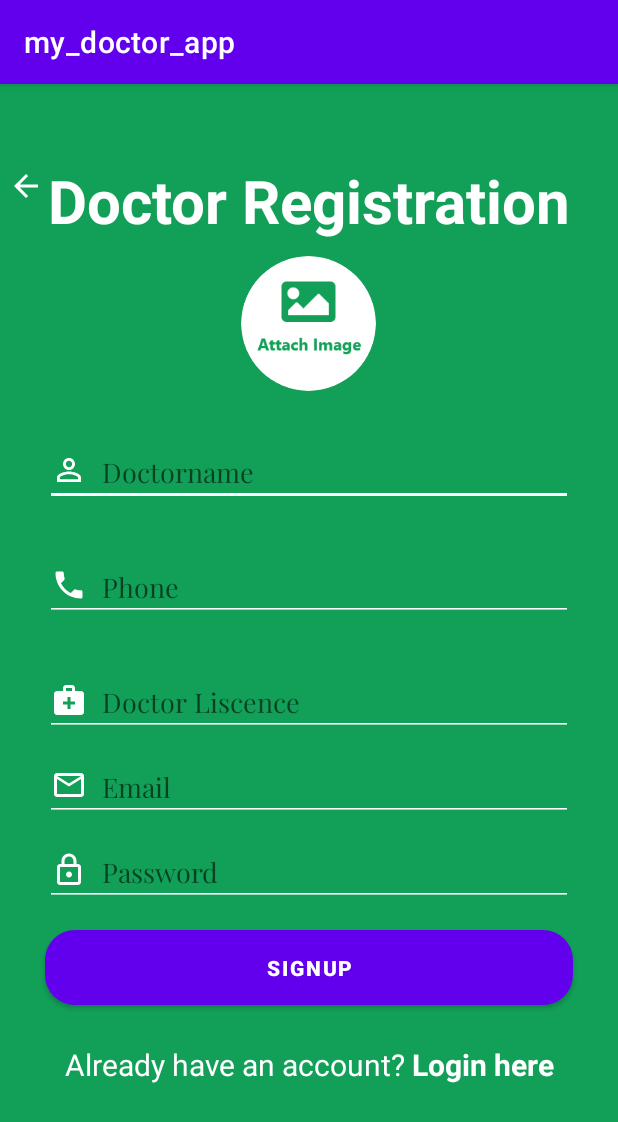
After one commit to ROBERT1830/MY_DOCTOR_APP, an Android app: the DoctorSignUpActivity screen opened directly, with no data from a screen before it, on a phone screen of 412 x 824 dp. The commit adds this screen. Shown: the top 1122 px of the screen. Run offline under Robolectric (Android 15) with nearby library versions, the phone set to English and light mode, and no system bars; our stand-ins replace CircleImageView.

Commit message:
1-We designed the DoctorSignUpActivity.kt and the PatientSignUpActivity.kt

```diff
--- a/app/src/main/AndroidManifest.xml
+++ b/app/src/main/AndroidManifest.xml
@@ -17,6 +17,12 @@
         android:roundIcon="@mipmap/ic_launcher_round"
         android:supportsRtl="true"
         android:theme="@style/Theme.My_doctor_app">
+        <activity
+            android:name=".ui.PatientSignUpActivity"
+            android:exported="false" />
+        <activity
+            android:name=".ui.DoctorSignUpActivity"
+            android:exported="false" />
         <activity
             android:name=".ui.SignUpChooseUsrActivity"
             android:exported="false" />
--- /dev/null
+++ b/app/src/main/java/com/robertconstantindinescu/my_doctor_app/ui/DoctorSignUpActivity.kt
@@ -0,0 +1,12 @@
+package com.robertconstantindinescu.my_doctor_app.ui
+
+import androidx.appcompat.app.AppCompatActivity
+import android.os.Bundle
+import com.robertconstantindinescu.my_doctor_app.R
+
+class DoctorSignUpActivity : AppCompatActivity() {
+    override fun onCreate(savedInstanceState: Bundle?) {
+        super.onCreate(savedInstanceState)
+        setContentView(R.layout.activity_doctor_sign_up)
+    }
+}
--- /dev/null
+++ b/app/src/main/res/drawable/ic_medical_services.xml
@@ -0,0 +1,10 @@
+<vector xmlns:android="http://schemas.android.com/apk/res/android"
+    android:width="24dp"
+    android:height="24dp"
+    android:viewportWidth="24"
+    android:viewportHeight="24"
+    android:tint="?attr/colorControlNormal">
+  <path
+      android:fillColor="@android:color/white"
+      android:pathData="M20,6h-4V4c0,-1.1 -0.9,-2 -2,-2h-4C8.9,2 8,2.9 8,4v2H4C2.9,6 2,6.9 2,8v12c0,1.1 0.9,2 2,2h16c1.1,0 2,-0.9 2,-2V8C22,6.9 21.1,6 20,6zM10,4h4v2h-4V4zM16,15h-3v3h-2v-3H8v-2h3v-3h2v3h3V15z"/>
+</vector>
--- /dev/null
+++ b/app/src/main/res/drawable/ic_phone.xml
@@ -0,0 +1,10 @@
+<vector xmlns:android="http://schemas.android.com/apk/res/android"
+    android:width="24dp"
+    android:height="24dp"
+    android:viewportWidth="24"
+    android:viewportHeight="24"
+    android:tint="?attr/colorControlNormal">
+  <path
+      android:fillColor="@android:color/white"
+      android:pathData="M6.62,10.79c1.44,2.83 3.76,5.14 6.59,6.59l2.2,-2.2c0.27,-0.27 0.67,-0.36 1.02,-0.24 1.12,0.37 2.33,0.57 3.57,0.57 0.55,0 1,0.45 1,1V20c0,0.55 -0.45,1 -1,1 -9.39,0 -17,-7.61 -17,-17 0,-0.55 0.45,-1 1,-1h3.5c0.55,0 1,0.45 1,1 0,1.25 0.2,2.45 0.57,3.57 0.11,0.35 0.03,0.74 -0.25,1.02l-2.2,2.2z"/>
+</vector>
--- /dev/null
+++ b/app/src/main/res/layout/activity_doctor_sign_up.xml
@@ -0,0 +1,169 @@
+<?xml version="1.0" encoding="utf-8"?>
+<RelativeLayout xmlns:android="http://schemas.android.com/apk/res/android"
+    xmlns:app="http://schemas.android.com/apk/res-auto"
+    xmlns:tools="http://schemas.android.com/tools"
+    android:layout_width="match_parent"
+    android:layout_height="match_parent"
+    android:background="@color/primaryColor"
+    tools:context=".ui.DoctorSignUpActivity">
+
+    <ImageView
+        android:layout_width="match_parent"
+        android:layout_height="match_parent"
+        android:alpha="0.6"
+        android:scaleType="centerCrop"/>
+
+    <ImageView
+        android:id="@+id/btnBack"
+        android:layout_width="wrap_content"
+        android:layout_height="wrap_content"
+        android:layout_marginStart="5dp"
+        android:layout_marginTop="?actionBarSize"
+        android:src="@drawable/ic_back"
+        app:tint="@color/white" />
+
+    <LinearLayout
+        android:layout_width="match_parent"
+        android:layout_height="match_parent"
+        android:orientation="vertical"
+        android:weightSum="3">
+
+        <LinearLayout
+            android:layout_width="match_parent"
+            android:layout_height="0dp"
+            android:layout_weight="0.8"
+            android:gravity="bottom|center"
+            android:orientation="vertical">
+
+            <TextView
+                android:layout_width="match_parent"
+                android:layout_height="wrap_content"
+                android:layout_gravity="center"
+                android:gravity="center"
+                android:text="@string/doctor_registration"
+                android:textColor="@color/white"
+                android:textSize="40dp"
+                android:textStyle="bold" />
+
+            <de.hdodenhof.circleimageview.CircleImageView
+                android:id="@+id/imgPick"
+                android:layout_width="90dp"
+                android:layout_height="90dp"
+                android:layout_marginTop="10dp"
+                android:src="@drawable/ic_attach_image" />
+
+        </LinearLayout>
+
+        <LinearLayout
+            android:layout_width="match_parent"
+            android:layout_height="0dp"
+            android:layout_weight="2.2"
+            android:orientation="vertical">
+
+            <EditText
+                android:id="@+id/edtUsername"
+                android:layout_width="match_parent"
+                android:layout_height="wrap_content"
+                android:layout_marginHorizontal="30dp"
+                android:layout_marginTop="30dp"
+                android:backgroundTint="@color/white"
+                android:drawableStart="@drawable/ic_person"
+                android:drawablePadding="10dp"
+                android:drawableTint="@color/white"
+                android:fontFamily="@font/playfair_display"
+                android:hint="Doctorname"
+                android:inputType="text"
+                android:maxLines="1"
+                android:textColor="@color/white" />
+            <EditText
+                android:id="@+id/edtPhone"
+                android:layout_width="match_parent"
+                android:layout_height="wrap_content"
+                android:layout_marginHorizontal="30dp"
+                android:layout_marginTop="30dp"
+                android:backgroundTint="@color/white"
+                android:drawableStart="@drawable/ic_phone"
+                android:drawablePadding="10dp"
+                android:drawableTint="@color/white"
+                android:fontFamily="@font/playfair_display"
+                android:hint="Phone"
+                android:inputType="text"
+                android:maxLines="1"
+                android:textColor="@color/white" />
+            <EditText
+                android:id="@+id/edtDoctorLiscenceNumber"
+                android:layout_width="match_parent"
+                android:layout_height="wrap_content"
+                android:layout_marginHorizontal="30dp"
+                android:layout_marginTop="30dp"
+                android:backgroundTint="@color/white"
+                android:drawableStart="@drawable/ic_medical_services"
+                android:drawablePadding="10dp"
+                android:drawableTint="@color/white"
+                android:fontFamily="@font/playfair_display"
+                android:hint="Doctor Liscence"
+                android:inputType="text"
+                android:maxLines="1"
+                android:textColor="@color/white" />
+
+            <EditText
+                android:id="@+id/edtEmail"
+                android:layout_width="match_parent"
+                android:layout_height="wrap_content"
+                android:layout_marginHorizontal="30dp"
+                android:layout_marginTop="10dp"
+                android:backgroundTint="@color/white"
+                android:drawableStart="@drawable/ic_email"
+                android:drawablePadding="10dp"
+                android:drawableTint="@color/white"
+                android:fontFamily="@font/playfair_display"
+                android:hint="Email"
+                android:inputType="textEmailAddress"
+                android:maxLines="1"
+                android:textColor="@color/white" />
+
+            <EditText
+                android:id="@+id/edtPassword"
+                android:layout_width="match_parent"
+                android:layout_height="wrap_content"
+                android:layout_marginHorizontal="30dp"
+                android:layout_marginTop="10dp"
+                android:backgroundTint="@color/white"
+                android:drawableStart="@drawable/ic_lock"
+                android:drawablePadding="10dp"
+                android:drawableTint="@color/white"
+                android:fontFamily="@font/playfair_display"
+                android:hint="Password"
+                android:inputType="textPassword"
+                android:maxLines="1"
+                android:textColor="@color/white" />
+
+            <com.google.android.material.button.MaterialButton
+                android:id="@+id/btnSignUp"
+                android:layout_width="match_parent"
+                android:layout_height="wrap_content"
+                android:layout_marginHorizontal="30dp"
+                android:layout_marginTop="10dp"
+                android:padding="15dp"
+                android:text="SignUp"
+                android:textStyle="bold"
+                app:cornerRadius="20dp"
+                app:elevation="10dp" />
+
+            <TextView
+                android:id="@+id/txtLogin"
+                android:layout_width="match_parent"
+                android:layout_height="wrap_content"
+
+                android:layout_marginHorizontal="30dp"
+                android:layout_marginTop="20dp"
+                android:gravity="center"
+                android:text="@string/login_string"
+                android:textColor="@color/white"
+                android:textSize="20dp" />
+
+        </LinearLayout>
+
+    </LinearLayout>
+
+</RelativeLayout>
--- a/app/src/main/res/values/strings.xml
+++ b/app/src/main/res/values/strings.xml
@@ -1,6 +1,9 @@
 <resources>
     <string name="API_KEY" templateMergeStrategy="preserve" translatable="false">AIzaSyDBqpUi75ZYj9R31I7Q7P-dzznM4yJLHt4</string>
 
+
+    <!-- REGISTRATION -->
+    <string name="login_string">Already have an account? <b>Login here</b></string>
 
     <string name="app_name">my_doctor_app</string>
     <!-- TODO: Remove or change this placeholder text -->
@@ -47,5 +50,7 @@
         to acces your location</string>
     <string name="location_update">Location update started</string>
     <string name="titleLogin">my Doctor App</string>
+    <string name="doctor_registration">Doctor Registration</string>
+
 
 </resources>
```
Also changed, not shown: app/build.gradle (+8 -0 lines), app/src/main/java/com/robertconstantindinescu/my_doctor_app/ui/PatientSignUpActivity.kt (added, +12 -0 lines), app/src/main/res/layout/activity_patient_sign_up.xml (added, +154 -0 lines).
